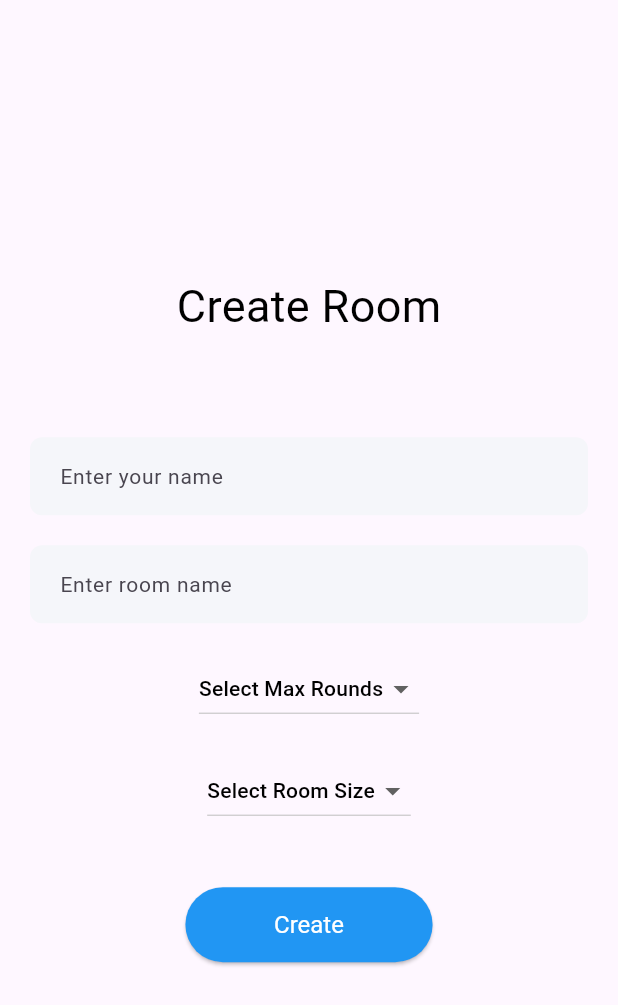
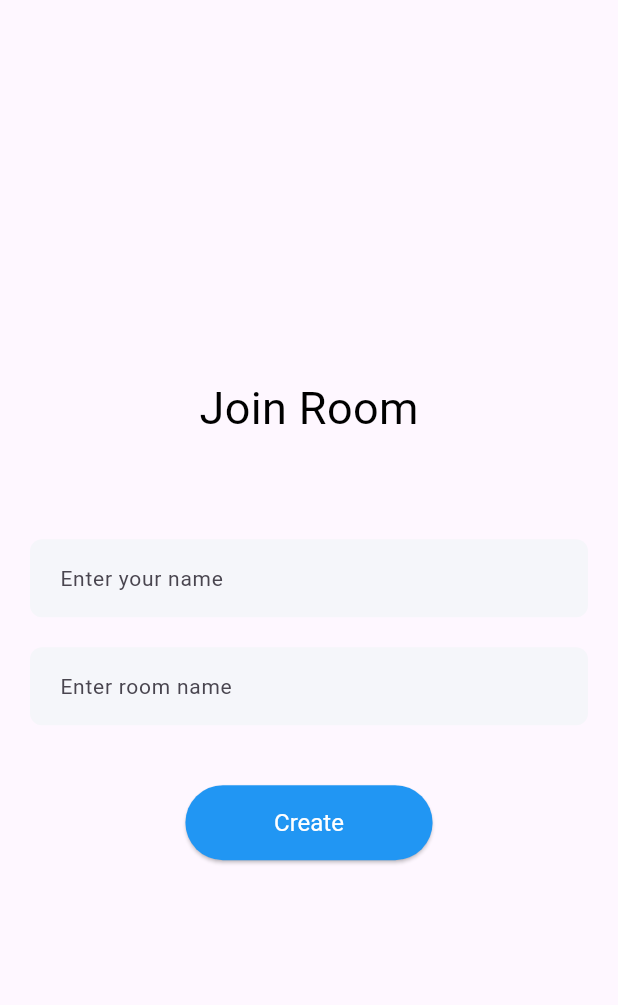
Before and after one commit to Aniket2812/skribby, a Flutter app: the screen it shows after launch, after a tap on "Join", on a phone screen of 412 x 824 dp. Shown: the top 1005 px of the screen. Run offline on Flutter 3.47's test engine with Material 3 defaults, Android fonts, the phone set to English and light mode, and no system bars.

Commit message:
join screen ui and nodejs serverr setup

```diff
--- a/lib/home_screen.dart
+++ b/lib/home_screen.dart
@@ -1,5 +1,6 @@
 import 'package:flutter/material.dart';
 import 'package:skribby/create_room_screen.dart';
+import 'package:skribby/join_room_screen.dart';
 
 class HomeScreen extends StatefulWidget {
   const HomeScreen({super.key});
@@ -25,7 +26,11 @@
             mainAxisAlignment: MainAxisAlignment.spaceEvenly,
             children: [
               ElevatedButton(
-                onPressed: () {},
+                onPressed: () => Navigator.of(context).push(
+                  MaterialPageRoute(
+                    builder: (context) => const CreateRoomScreen(),
+                  ),
+                ),
                 style: ButtonStyle(
                   backgroundColor: MaterialStateProperty.all(Colors.blue),
                   textStyle: MaterialStateProperty.all(
@@ -39,7 +44,9 @@
               ),
               ElevatedButton(
                 onPressed: () => Navigator.of(context).push(
-                  MaterialPageRoute(builder: (context) => const CreateRoomScreen()),
+                  MaterialPageRoute(
+                    builder: (context) => const JoinRoomScreen(),
+                  ),
                 ),
                 style: ButtonStyle(
                   backgroundColor: MaterialStateProperty.all(Colors.blue),
--- a/lib/join_room_screen.dart
+++ b/lib/join_room_screen.dart
@@ -0,0 +1,61 @@
+import 'package:flutter/material.dart';
+import 'package:skribby/widgets/custom_text_field.dart';
+
+class JoinRoomScreen extends StatefulWidget {
+  const JoinRoomScreen({super.key});
+
+  @override
+  State<JoinRoomScreen> createState() => _JoinRoomScreenState();
+}
+
+class _JoinRoomScreenState extends State<JoinRoomScreen> {
+  final TextEditingController _nameController = TextEditingController();
+  final TextEditingController _roomNameController = TextEditingController();
+  @override
+  Widget build(BuildContext context) {
+    return Scaffold(
+      body: Column(
+        mainAxisAlignment: MainAxisAlignment.center,
+        children: [
+          Text(
+            "Join Room",
+            style: TextStyle(color: Colors.black, fontSize: 30),
+          ),
+          SizedBox(height: MediaQuery.of(context).size.height * 0.08),
+          Container(
+            margin: EdgeInsets.symmetric(horizontal: 20),
+            child: CustomTextField(
+              controller: _nameController,
+              hintText: "Enter your name",
+            ),
+          ),
+          SizedBox(height: 20),
+          Container(
+            margin: EdgeInsets.symmetric(horizontal: 20),
+            child: CustomTextField(
+              controller: _roomNameController,
+              hintText: "Enter room name",
+            ),
+          ),
+          SizedBox(height: 40),
+          ElevatedButton(
+            onPressed: () {},
+            child: const Text(
+              "Create",
+              style: TextStyle(color: Colors.white, fontSize: 16),
+            ),
+            style: ButtonStyle(
+              backgroundColor: MaterialStateProperty.all(Colors.blue),
+              textStyle: MaterialStateProperty.all(
+                TextStyle(color: Colors.white),
+              ),
+              minimumSize: MaterialStateProperty.all(
+                Size(MediaQuery.of(context).size.width / 2.5, 50),
+              ),
+            ),
+          ),
+        ],
+      ),
+    );
+  }
+}
```
Also changed, not shown: 3 other files.
